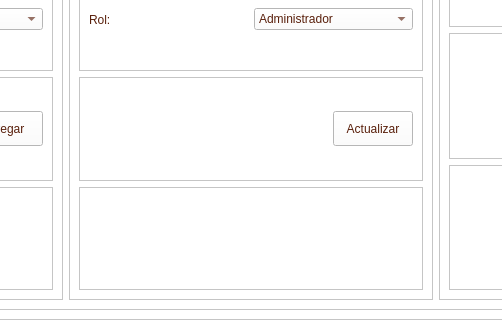
Qt form views/designs/DB1.ui (andree-ro/BaseDatosEnsoluna) before a commit; both pictures show x 321 to 823 and y 536 to 856 of the 1144 by 856 pixel window.
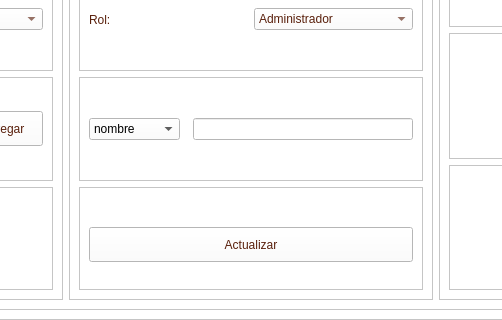
The same form after that commit. The open tabs and pages were chosen to show the change. Icons and pictures are not drawn.

Commit message: Catacion , usuarios y tabla de ventas terminados

The edit to the form file:
```diff
--- a/views/designs/DB1.ui
+++ b/views/designs/DB1.ui
@@ -1588,49 +1588,34 @@
                     <enum>QFrame::Raised</enum>
                    </property>
                    <layout class="QHBoxLayout" name="horizontalLayout_56">
+                    <item>
+                     <widget class="QComboBox" name="combo_edit">
+                      <item>
+                       <property name="text">
+                        <string>nombre</string>
+                       </property>
+                      </item>
+                      <item>
+                       <property name="text">
+                        <string>contraseña</string>
+                       </property>
+                      </item>
+                      <item>
+                       <property name="text">
+                        <string>rol</string>
+                       </property>
+                      </item>
+                     </widget>
+                    </item>
                     <item>
                      <spacer name="horizontalSpacer_14">
                       <property name="orientation">
                        <enum>Qt::Horizontal</enum>
                       </property>
-                      <property name="sizeHint" stdset="0">
-                       <size>
-                        <width>212</width>
-                        <height>20</height>
-                       </size>
-                      </property>
                      </spacer>
                     </item>
                     <item>
-                     <widget class="QPushButton" name="btn_actualizar_usuarios">
-                      <property name="minimumSize">
-                       <size>
-                        <width>0</width>
-                        <height>35</height>
-                       </size>
-                      </property>
-                      <property name="styleSheet">
-                       <string notr="true">QFrame{
-background-color: rgb(51, 157, 255);
-}
-
-QPushButton{
-color: rgb(89, 31, 11);
-background-color: rgb(255, 255, 255);
-font: 75 9pt &quot;Open Sans Semibold&quot;
-}
-
-QPushButton:hover{
-color: rgb(255, 255, 255);
-background-color: rgb(209, 172, 127);
-font: 75 9pt  &quot;Open Sans Semibold&quot;
-}
-</string>
-                      </property>
-                      <property name="text">
-                       <string>Actualizar</string>
-                      </property>
-                     </widget>
+                     <widget class="QLineEdit" name="Info_edit"/>
                     </item>
                    </layout>
                   </widget>
@@ -1643,6 +1628,43 @@
                    <property name="frameShadow">
                     <enum>QFrame::Raised</enum>
                    </property>
+                   <widget class="QPushButton" name="btn_actualizar_usuarios">
+                    <property name="geometry">
+                     <rect>
+                      <x>10</x>
+                      <y>40</y>
+                      <width>324</width>
+                      <height>35</height>
+                     </rect>
+                    </property>
+                    <property name="minimumSize">
+                     <size>
+                      <width>0</width>
+                      <height>35</height>
+                     </size>
+                    </property>
+                    <property name="styleSheet">
+                     <string notr="true">QFrame{
+background-color: rgb(51, 157, 255);
+}
+
+QPushButton{
+color: rgb(89, 31, 11);
+background-color: rgb(255, 255, 255);
+font: 75 9pt &quot;Open Sans Semibold&quot;
+}
+
+QPushButton:hover{
+color: rgb(255, 255, 255);
+background-color: rgb(209, 172, 127);
+font: 75 9pt  &quot;Open Sans Semibold&quot;
+}
+</string>
+                    </property>
+                    <property name="text">
+                     <string>Actualizar</string>
+                    </property>
+                   </widget>
                   </widget>
                  </item>
                 </layout>
```
Left out of the diff: 15 changed lines with no effect on the pictures. The commit also changes 7 other files.
